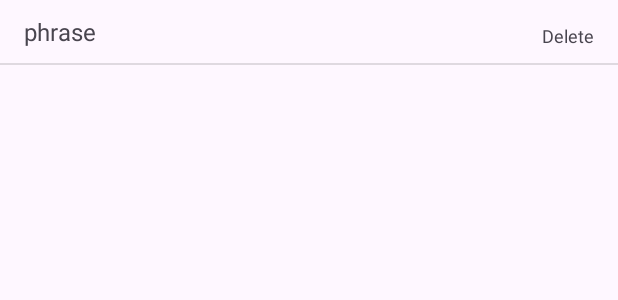
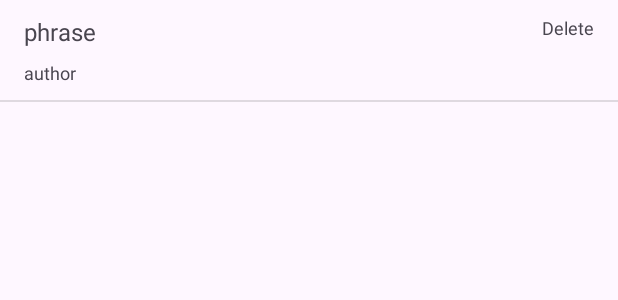
Before and after one commit to ElenaPanPanda/Phrases, an Android app: the layout item_phrase.xml on its own in the app's theme, with its tools: preview values and no code run, on a phone screen of 412 x 824 dp. Shown: the top 300 px of the screen. Run offline under Robolectric (Android 15) with nearby library versions, the light colour scheme and no system bars.

Commit message:
divide quote and author

```diff
--- a/app/src/main/java/com/example/phrases/Adapter.kt
+++ b/app/src/main/java/com/example/phrases/Adapter.kt
@@ -9,6 +9,7 @@ import androidx.recyclerview.widget.RecyclerView
 class Adapter() : RecyclerView.Adapter<Adapter.ViewHolder>() {
     class ViewHolder(view: View) : RecyclerView.ViewHolder(view) {
         val phrase: TextView = view.findViewById(R.id.phrase_tv)
+        val author: TextView = view.findViewById(R.id.author_tv)
     }
 
     override fun onCreateViewHolder(parent: ViewGroup, viewType: Int): ViewHolder {
@@ -21,6 +22,7 @@ class Adapter() : RecyclerView.Adapter<Adapter.ViewHolder>() {
     override fun getItemCount(): Int = PhrasesList.size
 
     override fun onBindViewHolder(holder: ViewHolder, position: Int) {
-        holder.phrase.text = PhrasesList[position]
+        holder.phrase.text = PhrasesList[position].phrase
+        holder.author.text = PhrasesList[position].author
     }
 }
--- a/app/src/main/java/com/example/phrases/MainActivity.kt
+++ b/app/src/main/java/com/example/phrases/MainActivity.kt
@@ -2,6 +2,7 @@ package com.example.phrases
 
 import androidx.appcompat.app.AppCompatActivity
 import android.os.Bundle
+import android.widget.TextView
 import androidx.recyclerview.widget.LinearLayoutManager
 import com.example.phrases.databinding.ActivityMainBinding
 
@@ -15,5 +16,10 @@ class MainActivity : AppCompatActivity() {
 
         binding.recycleView.layoutManager = LinearLayoutManager(this)
         binding.recycleView.adapter = Adapter()
+
+        /*val deleteButton: TextView = findViewById(R.id.phrase_tv)
+        deleteButton.setOnClickListener{
+
+        }*/
     }
 }
--- /dev/null
+++ b/app/src/main/java/com/example/phrases/QuoteData.kt
@@ -0,0 +1,6 @@
+package com.example.phrases
+
+data class QuoteData (
+    val phrase: String,
+    val author: String
+)
--- a/app/src/main/res/layout/item_phrase.xml
+++ b/app/src/main/res/layout/item_phrase.xml
@@ -19,10 +19,22 @@
         tools:text="phrase" />
 
     <TextView
+        android:id="@+id/author_tv"
+        android:layout_width="0dp"
+        android:layout_height="wrap_content"
+        android:layout_marginStart="16dp"
+        android:layout_marginTop="8dp"
+        android:textSize="12sp"
+        app:layout_constraintStart_toStartOf="parent"
+        app:layout_constraintTop_toBottomOf="@id/phrase_tv"
+        app:layout_constraintEnd_toEndOf="@id/phrase_tv"
+        tools:text="author"/>
+
+    <TextView
         android:id="@+id/delete_button"
         android:layout_width="wrap_content"
         android:layout_height="wrap_content"
-        app:layout_constraintBottom_toBottomOf="@id/phrase_tv"
+        app:layout_constraintTop_toTopOf="@id/phrase_tv"
         app:layout_constraintEnd_toEndOf="parent"
         app:layout_constraintStart_toEndOf="@id/phrase_tv"
         android:layout_marginHorizontal="16dp"
@@ -37,6 +49,6 @@
         android:background="?android:attr/listDivider"
         app:layout_constraintEnd_toEndOf="parent"
         app:layout_constraintStart_toStartOf="parent"
-        app:layout_constraintTop_toBottomOf="@id/phrase_tv" />
+        app:layout_constraintTop_toBottomOf="@id/author_tv" />
 
 </androidx.constraintlayout.widget.ConstraintLayout>
```
Also changed, not shown: app/src/main/java/com/example/phrases/PhrasesList.kt (+77 -22 lines).
